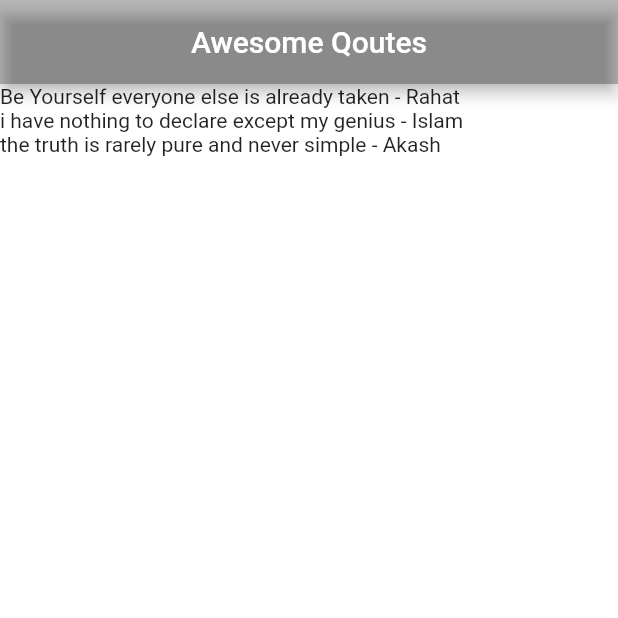
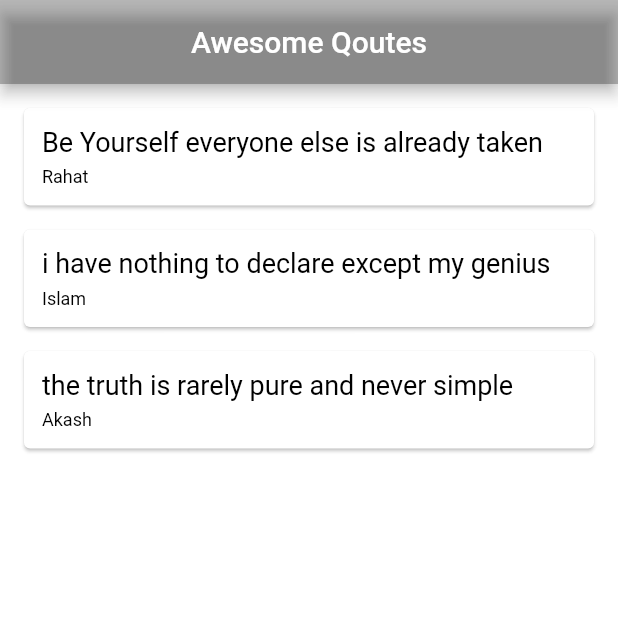
Before and after one commit to Rahat7288/Flutter_Learning, a Flutter app: the screen it shows after launch, on a phone screen of 412 x 824 dp, the top half of it. Run offline on Flutter 3.47's test engine with Material 2 defaults, Android fonts, the phone set to English and light mode, and no system bars.

Commit message:
cards weidget

```diff
--- a/lib/main.dart
+++ b/lib/main.dart
@@ -20,6 +20,35 @@ class _QoutListState extends State<QoutList> {
     Quote(author: 'Akash', text: 'the truth is rarely pure and never simple' ),
   ];
 
+  Widget quoteTemplate(quote){
+    return Card(
+      margin: EdgeInsets.fromLTRB(16.0, 16.0, 16.0, 0),
+      child: Padding(
+        padding: const EdgeInsets.all(12.0),
+        child: Column(
+          crossAxisAlignment: CrossAxisAlignment.stretch,
+          children: [
+            Text(
+              quote.text,
+              style: TextStyle(
+                fontSize: 18.0,
+                color: Colors.black,
+              ),
+            ),
+            SizedBox(height: 6.0,),
+            Text(
+              quote.author,
+              style: TextStyle(
+                fontSize: 12.0,
+                color: Colors.black,
+              ),
+            ),
+          ],
+        ),
+      ),
+    );
+  }
+
   @override
   Widget build(BuildContext context) {
     return Scaffold(
@@ -32,9 +61,7 @@ class _QoutListState extends State<QoutList> {
       body: Column(
         mainAxisAlignment: MainAxisAlignment.start,
         crossAxisAlignment: CrossAxisAlignment.start,
-        children: qoutes.map((quote){
-          return Text('${quote.text} - ${quote.author}' );
-        }).toList(),
+        children: qoutes.map((quote)=> quoteTemplate(quote)).toList(),
       ),
     );
   }
```
